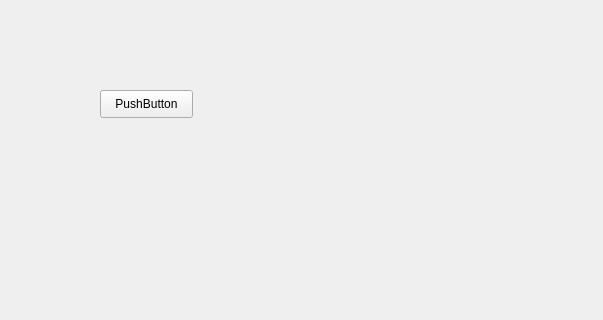
The window that UI/mainwindow.ui (qpalwo/save) describes before a commit, drawn with Qt 5; both pictures show x 0 to 603 and y 0 to 320 of the 960 by 720 pixel window.
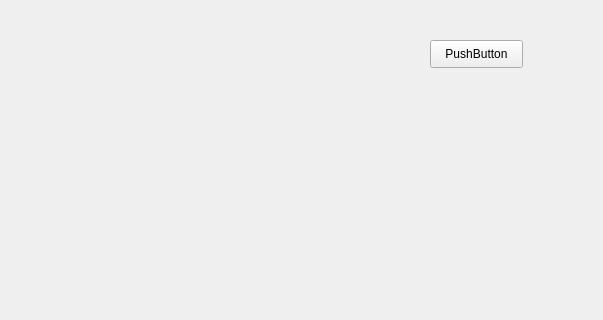
The same window after the commit.

```diff
--- a/UI/mainwindow.ui
+++ b/UI/mainwindow.ui
@@ -17,8 +17,8 @@
    <widget class="QPushButton" name="pushButton">
     <property name="geometry">
      <rect>
-      <x>100</x>
-      <y>90</y>
+      <x>430</x>
+      <y>40</y>
       <width>93</width>
       <height>28</height>
      </rect>
```
